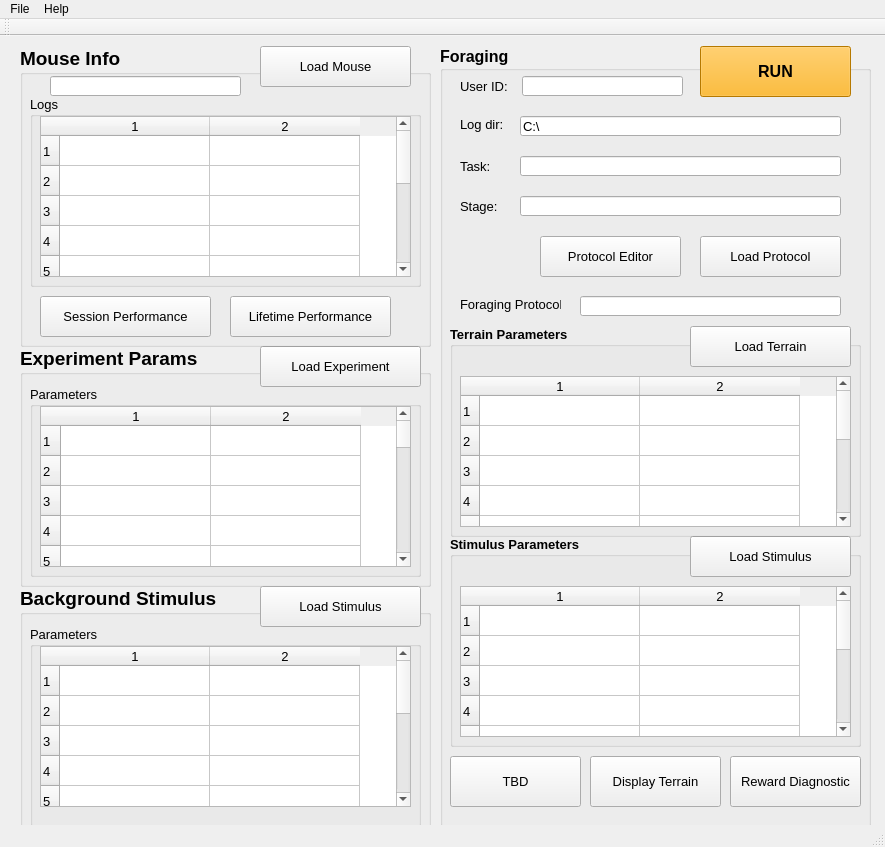
Before: the Qt Designer form ForagingGui/mainwindow.ui in neuromind81/aibs, drawn with Qt 5.
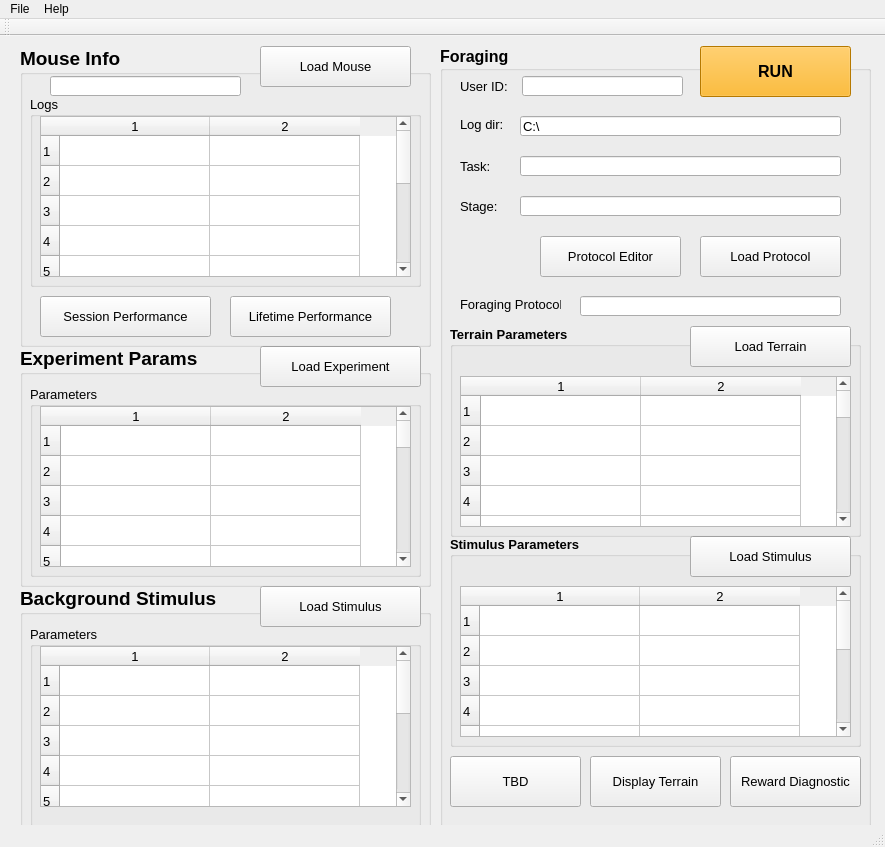
After: the same form once the commit is applied.

```diff
--- a/ForagingGui/mainwindow.ui
+++ b/ForagingGui/mainwindow.ui
@@ -721,7 +721,7 @@
        </font>
       </property>
       <property name="rowCount">
-       <number>10</number>
+       <number>20</number>
       </property>
       <property name="columnCount">
        <number>2</number>
@@ -739,6 +739,16 @@
       <row/>
       <row/>
       <row/>
+      <row/>
+      <row/>
+      <row/>
+      <row/>
+      <row/>
+      <row/>
+      <row/>
+      <row/>
+      <row/>
+      <row/>
       <column/>
       <column/>
      </widget>
```
